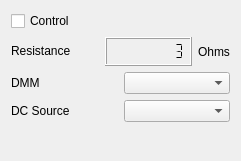
Qt form modules/fourres/fourresform.ui (northriv/KAME) before a commit.
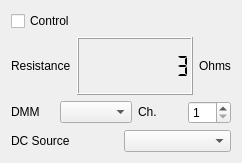
The same form after that commit.

What changed in the file:
```diff
--- a/modules/fourres/fourresform.ui
+++ b/modules/fourres/fourresform.ui
@@ -6,16 +6,37 @@
    <rect>
     <x>0</x>
     <y>0</y>
-    <width>241</width>
-    <height>161</height>
+    <width>242</width>
+    <height>163</height>
    </rect>
   </property>
   <property name="windowTitle">
    <string>Resistance Measurement With Alternating Current</string>
   </property>
   <widget class="QWidget" name="widget">
-   <layout class="QGridLayout" name="gridLayout">
-    <item row="1" column="0">
+   <layout class="QVBoxLayout" name="verticalLayout">
+    <item>
+     <widget class="QSplitter" name="splitter">
+      <property name="orientation">
+       <enum>Qt::Horizontal</enum>
+      </property>
+      <widget class="QCheckBox" name="m_ckbControl">
+       <property name="sizePolicy">
+        <sizepolicy hsizetype="Fixed" vsizetype="Fixed">
+         <horstretch>0</horstretch>
+         <verstretch>0</verstretch>
+        </sizepolicy>
+       </property>
+       <property name="autoFillBackground">
+        <bool>false</bool>
+       </property>
+       <property name="text">
+        <string>Control</string>
+       </property>
+      </widget>
+     </widget>
+    </item>
+    <item>
      <layout class="QHBoxLayout">
       <item>
        <widget class="QLabel" name="textLabel5_2">
@@ -36,7 +57,7 @@
       <item>
        <widget class="QLCDNumber" name="m_lcdRes">
         <property name="sizePolicy">
-         <sizepolicy hsizetype="Minimum" vsizetype="MinimumExpanding">
+         <sizepolicy hsizetype="MinimumExpanding" vsizetype="MinimumExpanding">
           <horstretch>0</horstretch>
           <verstretch>0</verstretch>
          </sizepolicy>
@@ -85,21 +106,8 @@
       </item>
      </layout>
     </item>
-    <item row="4" column="0">
-     <spacer name="verticalSpacer">
-      <property name="orientation">
-       <enum>Qt::Vertical</enum>
-      </property>
-      <property name="sizeHint" stdset="0">
-       <size>
-        <width>20</width>
-        <height>20</height>
-       </size>
-      </property>
-     </spacer>
-    </item>
-    <item row="2" column="0">
-     <layout class="QHBoxLayout" name="_2">
+    <item>
+     <layout class="QHBoxLayout" name="horizontalLayout">
       <item>
        <widget class="QLabel" name="textLabel20">
         <property name="sizePolicy">
@@ -126,9 +134,35 @@
         </property>
        </widget>
       </item>
+      <item>
+       <widget class="QLabel" name="textLabel20_3">
+        <property name="sizePolicy">
+         <sizepolicy hsizetype="Preferred" vsizetype="Fixed">
+          <horstretch>0</horstretch>
+          <verstretch>0</verstretch>
+         </sizepolicy>
+        </property>
+        <property name="text">
+         <string>Ch.</string>
+        </property>
+        <property name="wordWrap">
+         <bool>false</bool>
+        </property>
+       </widget>
+      </item>
+      <item>
+       <widget class="QSpinBox" name="m_spbDMMCh">
+        <property name="minimum">
+         <number>1</number>
+        </property>
+        <property name="maximum">
+         <number>24</number>
+        </property>
+       </widget>
+      </item>
      </layout>
     </item>
-    <item row="3" column="0">
+    <item>
      <layout class="QHBoxLayout" name="_3">
       <item>
        <widget class="QLabel" name="textLabel20_2">
@@ -158,27 +192,6 @@
       </item>
      </layout>
     </item>
-    <item row="0" column="0">
-     <widget class="QSplitter" name="splitter">
-      <property name="orientation">
-       <enum>Qt::Horizontal</enum>
-      </property>
-      <widget class="QCheckBox" name="m_ckbControl">
-       <property name="sizePolicy">
-        <sizepolicy hsizetype="Fixed" vsizetype="Fixed">
-         <horstretch>0</horstretch>
-         <verstretch>0</verstretch>
-        </sizepolicy>
-       </property>
-       <property name="autoFillBackground">
-        <bool>false</bool>
-       </property>
-       <property name="text">
-        <string>Control</string>
-       </property>
-      </widget>
-     </widget>
-    </item>
    </layout>
   </widget>
  </widget>
```
Left out of the diff: 1 changed line with no effect on the pictures.
